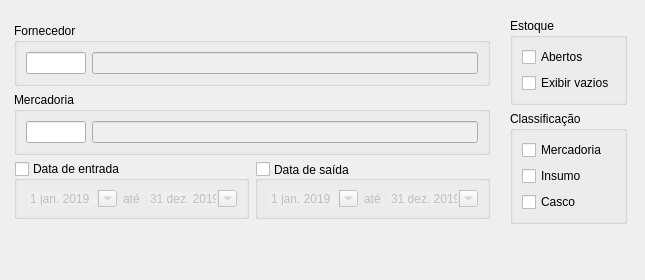
Old version of the form Resources/UI/Componentes/FiltroEstoque.ui in the repository Klubas/Projeto-SOAD.
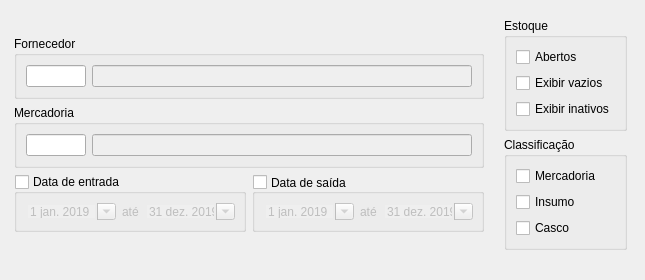
New version of the form.

Patch:
```diff
--- a/Resources/UI/Componentes/FiltroEstoque.ui
+++ b/Resources/UI/Componentes/FiltroEstoque.ui
@@ -145,6 +145,16 @@
                  </property>
                 </widget>
                </item>
+               <item>
+                <widget class="QCheckBox" name="checkBox_inativos">
+                 <property name="enabled">
+                  <bool>true</bool>
+                 </property>
+                 <property name="text">
+                  <string>Exibir inativos</string>
+                 </property>
+                </widget>
+               </item>
               </layout>
              </widget>
             </item>
```
